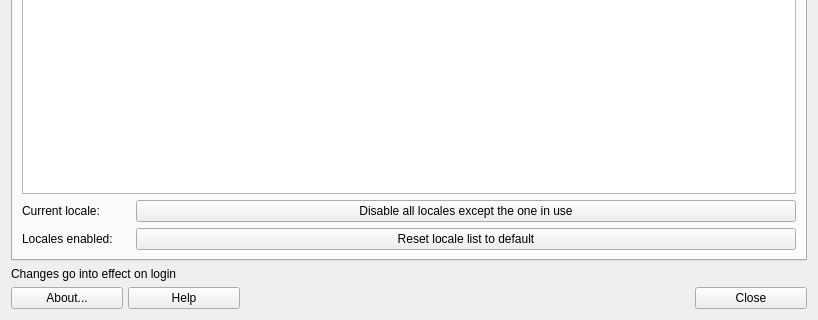
Old version of the form mainwindow.ui in the repository MX-Linux/mx-locale; both pictures show x 0 to 818 and y 352 to 672 of the 818 by 672 pixel window.
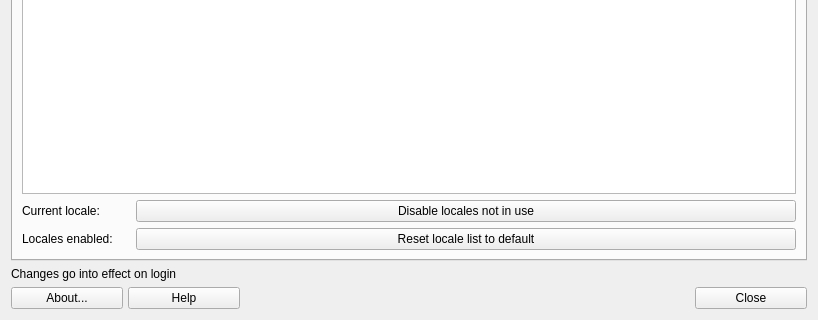
New version of the form. Icons and pictures are not drawn.

Commit message: Keep category locales during bulk cleanup

The edit to the form file:
```diff
--- a/mainwindow.ui
+++ b/mainwindow.ui
@@ -442,7 +442,7 @@
        <item row="2" column="1" colspan="2">
         <widget class="QPushButton" name="pushDisableLocales">
          <property name="text">
-          <string extracomment="disables generation of any locale except on that is currently in use">Disable all locales except the one in use</string>
+          <string extracomment="keeps locales used by the system language, session language, and configured locale categories">Disable locales not in use</string>
          </property>
          <property name="autoDefault">
           <bool>false</bool>
```
The commit also changes 3 other files.
